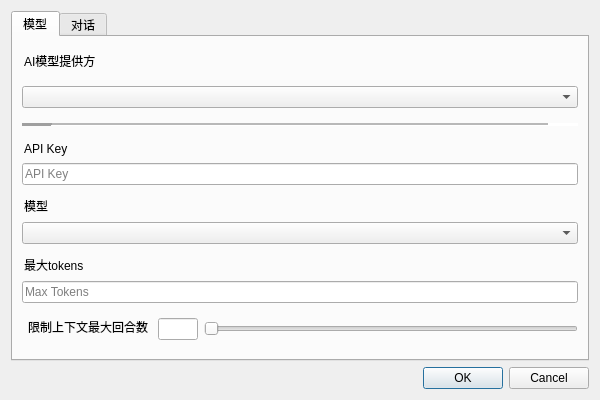
Before: the Qt Designer form ui/settings_dialog.ui in liyixin1/GPTalks, drawn with Qt 5.
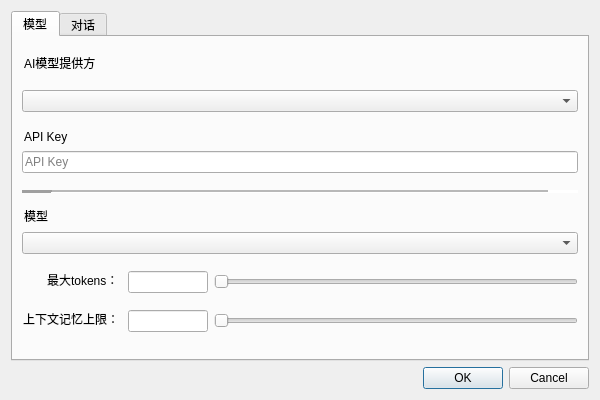
After: the same form once the commit is applied.

What changed in the file:
```diff
--- a/ui/settings_dialog.ui
+++ b/ui/settings_dialog.ui
@@ -64,6 +64,39 @@
            </property>
           </widget>
          </item>
+         <item>
+          <layout class="QVBoxLayout" name="verticalLayout_5">
+           <item>
+            <widget class="QLineEdit" name="lineEdit_api_key_title">
+             <property name="styleSheet">
+              <string notr="true">background-color: transparent;</string>
+             </property>
+             <property name="text">
+              <string>API Key</string>
+             </property>
+             <property name="frame">
+              <bool>false</bool>
+             </property>
+             <property name="readOnly">
+              <bool>true</bool>
+             </property>
+            </widget>
+           </item>
+           <item>
+            <widget class="QLineEdit" name="lineEdit_key">
+             <property name="styleSheet">
+              <string notr="true">font: 12pt &quot;Microsoft YaHei UI&quot;;</string>
+             </property>
+             <property name="text">
+              <string/>
+             </property>
+             <property name="placeholderText">
+              <string>API Key</string>
+             </property>
+            </widget>
+           </item>
+          </layout>
+         </item>
          <item>
           <widget class="Line" name="line">
            <property name="frameShadow">
@@ -80,39 +113,6 @@
            </property>
           </widget>
          </item>
-         <item>
-          <layout class="QVBoxLayout" name="verticalLayout_5">
-           <item>
-            <widget class="QLineEdit" name="lineEdit_api_key_title">
-             <property name="styleSheet">
-              <string notr="true">background-color: transparent;</string>
-             </property>
-             <property name="text">
-              <string>API Key</string>
-             </property>
-             <property name="frame">
-              <bool>false</bool>
-             </property>
-             <property name="readOnly">
-              <bool>true</bool>
-             </property>
-            </widget>
-           </item>
-           <item>
-            <widget class="QLineEdit" name="lineEdit_key">
-             <property name="styleSheet">
-              <string notr="true">font: 12pt &quot;Microsoft YaHei UI&quot;;</string>
-             </property>
-             <property name="text">
-              <string/>
-             </property>
-             <property name="placeholderText">
-              <string>API Key</string>
-             </property>
-            </widget>
-           </item>
-          </layout>
-         </item>
          <item>
           <layout class="QVBoxLayout" name="verticalLayout_6">
            <item>
@@ -144,18 +144,33 @@
           </layout>
          </item>
          <item>
-          <layout class="QVBoxLayout" name="verticalLayout_7">
+          <layout class="QHBoxLayout" name="horizontalLayout_2">
            <item>
             <widget class="QLineEdit" name="lineEdit_maxtokens_title">
+             <property name="sizePolicy">
+              <sizepolicy hsizetype="Preferred" vsizetype="Fixed">
+               <horstretch>0</horstretch>
+               <verstretch>0</verstretch>
+              </sizepolicy>
+             </property>
+             <property name="maximumSize">
+              <size>
+               <width>100</width>
+               <height>16777215</height>
+              </size>
+             </property>
              <property name="styleSheet">
               <string notr="true">background-color: transparent;</string>
              </property>
              <property name="text">
-              <string>最大tokens</string>
+              <string>最大tokens：</string>
              </property>
              <property name="frame">
               <bool>false</bool>
              </property>
+             <property name="alignment">
+              <set>Qt::AlignRight|Qt::AlignTrailing|Qt::AlignVCenter</set>
+             </property>
              <property name="readOnly">
               <bool>true</bool>
              </property>
@@ -163,11 +178,36 @@
            </item>
            <item>
             <widget class="QLineEdit" name="lineEdit_tokens">
+             <property name="maximumSize">
+              <size>
+               <width>80</width>
+               <height>16777215</height>
+              </size>
+             </property>
              <property name="styleSheet">
               <string notr="true">font: 12pt &quot;Microsoft YaHei UI&quot;;</string>
              </property>
+             <property name="alignment">
+              <set>Qt::AlignCenter</set>
+             </property>
              <property name="placeholderText">
-              <string>Max Tokens</string>
+              <string/>
+             </property>
+            </widget>
+           </item>
+           <item>
+            <widget class="QSlider" name="horizontalSlider_tokens">
+             <property name="minimum">
+              <number>1</number>
+             </property>
+             <property name="maximum">
+              <number>128000</number>
+             </property>
+             <property name="pageStep">
+              <number>128</number>
+             </property>
+             <property name="orientation">
+              <enum>Qt::Horizontal</enum>
              </property>
             </widget>
            </item>
@@ -179,7 +219,7 @@
             <widget class="QLineEdit" name="lineEdit">
              <property name="maximumSize">
               <size>
-               <width>130</width>
+               <width>100</width>
                <height>16777215</height>
               </size>
              </property>
@@ -190,7 +230,7 @@
               <string notr="true">background-color: transparent;</string>
              </property>
              <property name="text">
-              <string>限制上下文最大回合数</string>
+              <string>上下文记忆上限：</string>
              </property>
              <property name="frame">
               <bool>false</bool>
@@ -207,7 +247,7 @@
             <widget class="QLineEdit" name="lineEdit_rounds">
              <property name="maximumSize">
               <size>
-               <width>40</width>
+               <width>80</width>
                <height>16777215</height>
               </size>
              </property>
@@ -224,8 +264,17 @@
            </item>
            <item>
             <widget class="QSlider" name="horizontalSlider_rounds">
+             <property name="minimum">
+              <number>1</number>
+             </property>
+             <property name="maximum">
+              <number>30</number>
+             </property>
+             <property name="pageStep">
+              <number>1</number>
+             </property>
              <property name="value">
-              <number>0</number>
+              <number>1</number>
              </property>
              <property name="orientation">
               <enum>Qt::Horizontal</enum>
```
